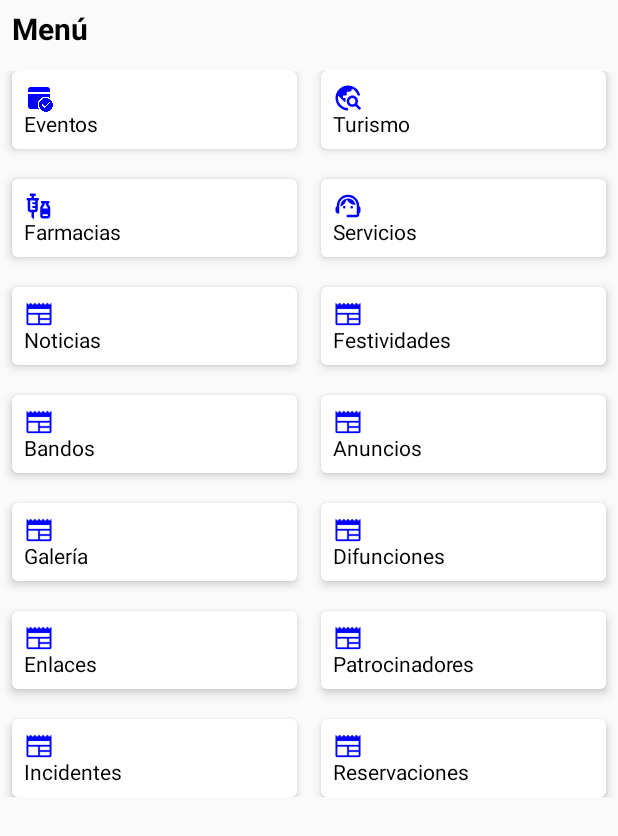
After one commit to EcomputerApps/mobile_etno, an Android app built with Jetpack Compose: the DiscoveryScreen screen opened through its navigation route, on a phone screen of 412 x 824 dp. The commit adds this screen. Shown: the top 836 px of the screen. Run offline under Robolectric (Android 15) with nearby library versions, the phone set to English and light mode, and no system bars; libraries missing offline, so code that uses them is left out: com.himanshoe.kalendar.

Commit message:
ME/39: It has started the screen to show the menu section to when the user wants to choose its section favorite

```diff
--- a/app/src/main/java/com/example/mobile_etno/NavItem.kt
+++ b/app/src/main/java/com/example/mobile_etno/NavItem.kt
@@ -6,6 +6,7 @@ sealed class NavItem(var route: String, var icon: Int? = null, var title: String
     object Localities : NavItem("Localities")
     object Home : NavItem("home")
     object HomeModern : NavItem("HomeModern")
+    object DiscoverySections : NavItem("DiscoverySections")
     object Events : NavItem("Eventos", R.drawable.home_test, "Eventos")
     object EventNameScreen: NavItem("NombreEventoScreen")
     object Reservations : NavItem("Reservaciones", R.drawable.home_test, "Reservaciones")
--- /dev/null
+++ b/app/src/main/java/com/example/mobile_etno/models/SectionsMenu.kt
@@ -0,0 +1,9 @@
+package com.example.mobile_etno.models
+
+import androidx.annotation.DrawableRes
+
+data class SectionsMenu(
+    @DrawableRes
+    var icon: Int,
+    var sectionName: String
+)
--- a/app/src/main/java/com/example/mobile_etno/navigation/Navigation.kt
+++ b/app/src/main/java/com/example/mobile_etno/navigation/Navigation.kt
@@ -18,6 +18,7 @@ import com.example.mobile_etno.views.modern.HomeEtno
 import com.example.mobile_etno.views.screen.*
 import com.example.mobile_etno.views.screen.death.DeathDetails
 import com.example.mobile_etno.views.screen.death.DeathsScreen
+import com.example.mobile_etno.views.screen.discovery.DiscoveryScreen
 import com.example.mobile_etno.views.screen.events.EventsScreen
 import com.example.mobile_etno.views.screen.gallery.GalleryScreen
 import com.example.mobile_etno.views.screen.gallery.ImageDetail
@@ -61,6 +62,9 @@ fun Navigation(
         }
         composable(NavItem.HomeModern.route){
             HomeEtno(navController = navController, userVillagerViewModel = userVillagerViewModel)
+        }
+        composable(NavItem.DiscoverySections.route){
+            DiscoveryScreen(navController, userVillagerViewModel)
         }
         composable(
             NavItem.Events.route,
--- a/app/src/main/java/com/example/mobile_etno/views/modern/navigationbottom/BottomNavigationCustom.kt
+++ b/app/src/main/java/com/example/mobile_etno/views/modern/navigationbottom/BottomNavigationCustom.kt
@@ -6,6 +6,8 @@ import androidx.compose.material.BottomNavigation
 import androidx.compose.material.BottomNavigationItem
 import androidx.compose.material.Icon
 import androidx.compose.material.Text
+import androidx.compose.material.icons.Icons
+import androidx.compose.material.icons.filled.Menu
 import androidx.compose.runtime.*
 import androidx.compose.ui.Alignment
 import androidx.compose.ui.Modifier
@@ -27,7 +29,7 @@ fun BottomNavigationCustom(
     val items = listOf(
         NavigationBottom(R.drawable.home, "Home"),
         NavigationBottom(R.drawable.news, "News"),
-        NavigationBottom(R.drawable.explore_tourism, "Explorar")
+        NavigationBottom(R.drawable.icon_menu, "Menu")
     )
     Box(
         modifier = Modifier.fillMaxSize()
@@ -53,6 +55,7 @@ fun BottomNavigationCustom(
                         when(navigationBottom.name){
                             "Home" -> navController.navigate(NavItem.HomeModern.route)
                             "News" -> navController.navigate(NavItem.News.route){ userVillagerViewModel.getUserToVillagerNews() }
+                            "Menu" -> navController.navigate(NavItem.DiscoverySections.route){  }
                         }
                     }
                 )
--- /dev/null
+++ b/app/src/main/java/com/example/mobile_etno/views/screen/discovery/DiscoveryScreen.kt
@@ -0,0 +1,91 @@
+package com.example.mobile_etno.views.screen.discovery
+
+import android.widget.Toast
+import androidx.compose.foundation.clickable
+import androidx.compose.foundation.layout.*
+import androidx.compose.foundation.lazy.grid.GridCells
+import androidx.compose.foundation.lazy.grid.LazyVerticalGrid
+import androidx.compose.foundation.lazy.grid.items
+import androidx.compose.material.Card
+import androidx.compose.material.Icon
+import androidx.compose.material.Text
+import androidx.compose.runtime.Composable
+import androidx.compose.ui.Modifier
+import androidx.compose.ui.graphics.Color
+import androidx.compose.ui.platform.LocalContext
+import androidx.compose.ui.res.painterResource
+import androidx.compose.ui.text.font.FontWeight
+import androidx.compose.ui.unit.dp
+import androidx.compose.ui.unit.sp
+import androidx.navigation.NavHostController
+import com.example.mobile_etno.NavItem
+import com.example.mobile_etno.R
+import com.example.mobile_etno.models.SectionsMenu
+import com.example.mobile_etno.viewmodels.UserVillagerViewModel
+
+@Composable
+fun DiscoveryScreen(
+    navController: NavHostController,
+    userVillagerViewModel: UserVillagerViewModel
+){
+    Box(
+        modifier = Modifier
+            .fillMaxSize()
+            .padding(8.dp)
+    ) {
+        Column {
+            Text(text = "Menú", fontSize = 20.sp, fontWeight = FontWeight.Bold)
+            Spacer(modifier = Modifier.padding(8.dp))
+            LazyVerticalGrid(
+                columns = GridCells.Fixed(2),
+                verticalArrangement = Arrangement.spacedBy(20.dp),
+                horizontalArrangement = Arrangement.spacedBy(16.dp)
+            ){
+                items(
+                    listOf(
+                    SectionsMenu(R.drawable.events_icon, "Eventos"),
+                    SectionsMenu(R.drawable.explore_tourism, "Turismo"),
+                    SectionsMenu(R.drawable.vaccines_pharmacy, "Farmacias"),
+                    SectionsMenu(R.drawable.service, "Servicios"),
+                    SectionsMenu(R.drawable.news, "Noticias"),
+                    SectionsMenu(R.drawable.news, "Festividades"),
+                    SectionsMenu(R.drawable.news, "Bandos"),
+                    SectionsMenu(R.drawable.news, "Anuncios"),
+                    SectionsMenu(R.drawable.news, "Galería"),
+                    SectionsMenu(R.drawable.news, "Difunciones"),
+                    SectionsMenu(R.drawable.news, "Enlaces"),
+                    SectionsMenu(R.drawable.news, "Patrocinadores"),
+                    SectionsMenu(R.drawable.news, "Incidentes"),
+                    SectionsMenu(R.drawable.news, "Reservaciones")
+                )){ item ->
+                    Card(
+                        elevation = 4.dp,
+                        modifier = Modifier
+                            .clickable {
+                                when(item.sectionName){
+                                    "Turismo" -> navController.navigate(NavItem.Tourism.route){ userVillagerViewModel.getUserToVillagerTourism() }
+                                    "Farmacias" -> navController.navigate(NavItem.Pharmacies.route){ userVillagerViewModel.getUserToVillagerPharmacies() }
+                                    "Servicios" -> navController.navigate(NavItem.Phone.route){  }
+                                }
+                            }
+                    ) {
+                        Box(
+                            modifier = Modifier
+                                .padding(8.dp)
+                        ) {
+                            Column() {
+                                Icon(
+                                    painter = painterResource(id = item.icon),
+                                    contentDescription = "",
+                                    modifier = Modifier.size(20.dp),
+                                    tint = Color.Blue
+                                )
+                                Text(text = item.sectionName)
+                            }
+                        }
+                    }
+                }
+            }
+        }
+    }
+}
--- /dev/null
+++ b/app/src/main/res/drawable/icon_menu.xml
@@ -0,0 +1,5 @@
+<vector android:height="24dp" android:tint="#000000"
+    android:viewportHeight="24" android:viewportWidth="24"
+    android:width="24dp" xmlns:android="http://schemas.android.com/apk/res/android">
+    <path android:fillColor="@android:color/white" android:pathData="M3,18h18v-2L3,16v2zM3,13h18v-2L3,11v2zM3,6v2h18L21,6L3,6z"/>
+</vector>
```
